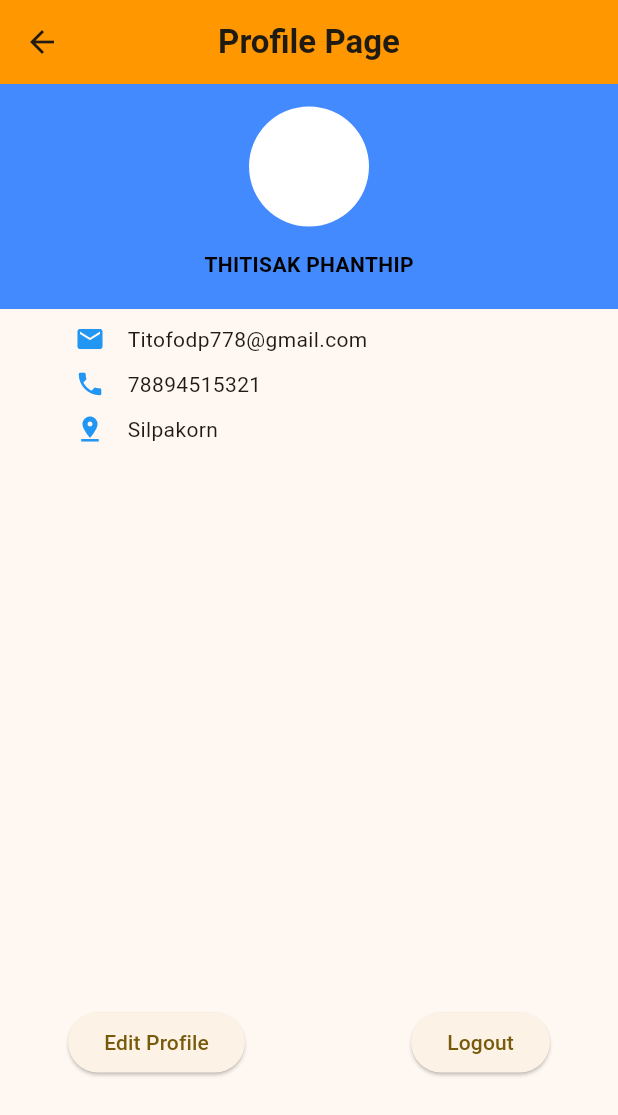
After one commit to titisakk/mytestapp, a Flutter app: the Myanswer screen opened directly, after a tap on "Answer4", on a phone screen of 412 x 824 dp. The commit adds this screen. Shown: the top 1115 px of the screen. Run offline on Flutter 3.47's test engine with Material 3 defaults, Android fonts, the phone set to English and light mode, and no system bars; our stand-ins replace cloud_firestore, firebase_core; accounts and stored records are empty; network calls fail; key blocks and very long unbroken strings in the code were emptied for the run.

Commit message:
commit45

```diff
--- /dev/null
+++ b/lib/page_answer/answer4.dart
@@ -0,0 +1,97 @@
+import 'package:flutter/material.dart';
+
+class LayoutProfile extends StatelessWidget {
+  const LayoutProfile({super.key});
+
+  @override
+  Widget build(BuildContext context) {
+    return Scaffold(
+      appBar: AppBar(
+        title: Text(
+          'Profile Page',
+          style: TextStyle(fontWeight: FontWeight.bold),
+        ),
+        backgroundColor: Colors.orange,centerTitle: true,
+      ),
+      body: Column(
+        children: [
+          Stack(
+            children: [
+              Container(
+                width: double.infinity,height: 150,color: Colors.blueAccent,
+              ),
+              Positioned(
+                top: 15,left: 15,right: 15,bottom: 5,
+                child: Column(
+                  children: [
+                    Container(width: 80,height: 80,
+                      decoration: BoxDecoration(
+                        shape: BoxShape.circle,
+                        color: Colors.white,
+                      ),
+                    ),
+                    SizedBox(height: 15),
+                    Text(
+                      'THITISAK PHANTHIP',
+                      style: TextStyle(
+                        fontWeight: FontWeight.bold,
+                        color: Colors.black,
+                      ),
+                    ),
+                  ],
+                ),
+              ),
+            ],
+          ),
+          SizedBox(height: 10,),
+          Column(crossAxisAlignment: CrossAxisAlignment.center,
+            children: [
+              Row(
+                children: [
+                  SizedBox(width: 50,),
+                  Icon(Icons.email,color: Colors.blue,size: 20,),
+                  SizedBox(width: 15,),
+                  Text('Titofodp778@gmail.com'),
+                ],
+              ),
+              SizedBox(height: 10,),
+              Row(
+                children: [
+                  SizedBox(width: 50,),
+                  Icon(Icons.phone,color: Colors.blue,size: 20,),
+                  SizedBox(width: 15,),
+                  Text('78894515321'),
+                ],
+              ),
+              SizedBox(height: 10,),
+              Row(
+                children: [
+                  SizedBox(width: 50,),
+                  Icon(Icons.pin_drop,color: Colors.blue,size: 20,),
+                  SizedBox(width: 15,),
+                  Text('Silpakorn'),
+                ],
+              )
+            ],
+          ),
+          Padding(padding:EdgeInsetsGeometry.only(top: 375),
+          child:Column(
+            children: [
+              Row(mainAxisAlignment: MainAxisAlignment.spaceEvenly,
+                children: [
+                  ElevatedButton(onPressed: () {
+
+                  }, child: Text('Edit Profile')),
+                  SizedBox(width: 20,),
+                  ElevatedButton(onPressed: () {
+
+                  }, child: Text('Logout')),
+                ],
+              )
+            ],
+          ))
+        ],
+        ),
+    );
+  }
+}
--- /dev/null
+++ b/lib/page_answer/answer_portal.dart
@@ -0,0 +1,56 @@
+import 'package:flutter/material.dart';
+import 'package:mytestapp/page_answer/answer1.dart';
+import 'package:mytestapp/page_answer/answer4.dart';
+import 'package:mytestapp/page_answer/answer3.dart';
+import 'package:mytestapp/page_answer/answer2.dart';
+
+class Myanswer extends StatelessWidget {
+  const Myanswer({super.key});
+
+  @override
+  Widget build(BuildContext context) {
+    return Scaffold(
+      appBar: AppBar(
+        title: Text('My Answer', style: TextStyle(fontWeight: FontWeight.bold)),
+        centerTitle: true,
+        backgroundColor: Colors.deepOrangeAccent,
+      ),
+      body: Padding(padding: EdgeInsetsGeometry.only(left: 200),child:  Column(
+        mainAxisAlignment: MainAxisAlignment.center,
+        children: [
+          ElevatedButton(
+            onPressed: () => Navigator.push(
+              context,
+              MaterialPageRoute(builder: (context) => const GridLayout()),
+            ),
+            child: Text('Answer1'),
+          ),
+          SizedBox(height: 20,),
+          ElevatedButton(
+            onPressed: () => Navigator.push(
+              context,
+              MaterialPageRoute(builder: (context) => const SocialMediaPost()),
+            ),
+            child: Text('Answer2'),
+          ),
+          SizedBox(height: 20,),
+          ElevatedButton(
+            onPressed: () => Navigator.push(
+              context,
+              MaterialPageRoute(builder: (context) => const ProductLayout()),
+            ),
+            child: Text('Answer3'),
+          ),
+          SizedBox(height: 20,),
+          ElevatedButton(
+            onPressed: () => Navigator.push(
+              context,
+              MaterialPageRoute(builder: (context) => const LayoutProfile()),
+            ),
+            child: Text('Answer4'),
+          ),
+        ],
+      )),
+    );
+  }
+}
--- a/lib/screen/list_user_screen.dart
+++ b/lib/screen/list_user_screen.dart
@@ -1,4 +1,4 @@
-mport 'dart:convert';
+import 'dart:convert';
 
 import 'package:flutter/material.dart';
 import 'package:http/http.dart' as http;
--- a/pubspec.yaml
+++ b/pubspec.yaml
@@ -35,6 +35,8 @@ dependencies:
   # Use with the CupertinoIcons class for iOS style icons.
   cupertino_icons: ^1.0.8
   http: ^1.6.0
+  cloud_firestore: ^6.1.2
+  firebase_core: ^4.4.0
 
 dev_dependencies:
   flutter_test:
```
Also changed, not shown: lib/Form/form_answer1.dart (added, +15 -0 lines), lib/Form/form_excerszie.dart (added, +37 -0 lines), lib/main.dart (+2 -37 lines), lib/model/list_firebase_data.dart (added, +57 -0 lines), lib/model/user_data.dart (+28 -2 lines), lib/page_answer/answer1.dart (added, +37 -0 lines), lib/page_answer/answer2.dart (added, +61 -0 lines), lib/page_answer/answer3.dart (added, +88 -0 lines), lib/screen/user.dart (deleted, +0 -54 lines), firebase.json (added), lib/firebase_options.dart (added), lib/model/product_data.dart (added), lib/screen/list_user_screen_v2.dart (added), lib/screen/product_screen/list_product.dart (added), 1 more files, 6 other files.
